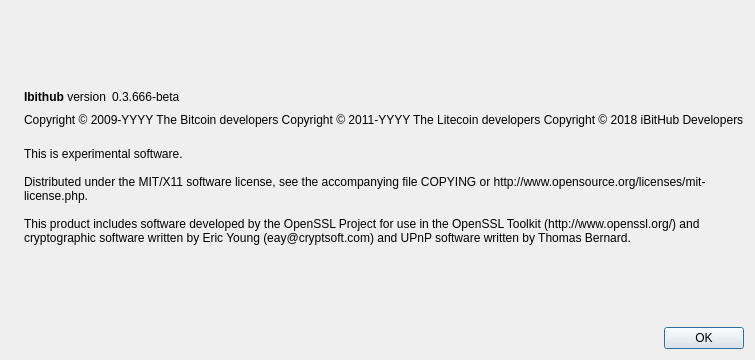
ibithub/ibithub, file src/qt/forms/aboutdialog.ui: the form before one commit.
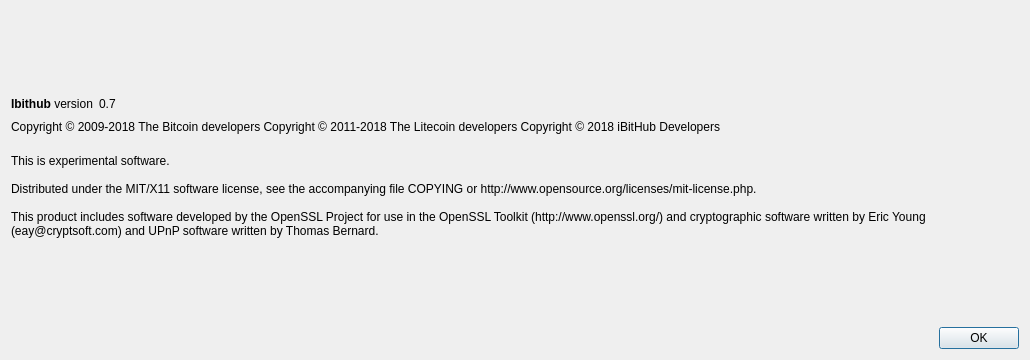
The form after the commit. Icons and pictures are not drawn.

Diff of the .ui file:
```diff
--- a/src/qt/forms/aboutdialog.ui
+++ b/src/qt/forms/aboutdialog.ui
@@ -6,7 +6,7 @@
    <rect>
     <x>0</x>
     <y>0</y>
-    <width>593</width>
+    <width>1030</width>
     <height>360</height>
    </rect>
   </property>
@@ -14,19 +14,6 @@
    <string>About Ibithub</string>
   </property>
   <layout class="QHBoxLayout" name="horizontalLayout_2">
-   <item>
-    <widget class="QLabel" name="label_4">
-     <property name="sizePolicy">
-      <sizepolicy hsizetype="Preferred" vsizetype="Ignored">
-       <horstretch>0</horstretch>
-       <verstretch>0</verstretch>
-      </sizepolicy>
-     </property>
-     <property name="pixmap">
-      <pixmap resource="../bitcoin.qrc">:/images/about</pixmap>
-     </property>
-    </widget>
-   </item>
    <item>
     <layout class="QVBoxLayout" name="verticalLayout_2">
      <item>
@@ -63,7 +50,7 @@
           <cursorShape>IBeamCursor</cursorShape>
          </property>
          <property name="text">
-          <string notr="true">0.3.666-beta</string>
+          <string notr="true">0.7</string>
          </property>
          <property name="textInteractionFlags">
           <set>Qt::LinksAccessibleByMouse|Qt::TextSelectableByKeyboard|Qt::TextSelectableByMouse</set>
@@ -91,8 +78,8 @@
         <cursorShape>IBeamCursor</cursorShape>
        </property>
        <property name="text">
-        <string notr="true">Copyright &amp;copy; 2009-YYYY The Bitcoin developers
-Copyright &amp;copy; 2011-YYYY The Litecoin developers
+        <string notr="true">Copyright &amp;copy; 2009-2018 The Bitcoin developers
+Copyright &amp;copy; 2011-2018 The Litecoin developers
 Copyright &amp;copy; 2018 iBitHub Developers</string>
        </property>
        <property name="textFormat">
```
